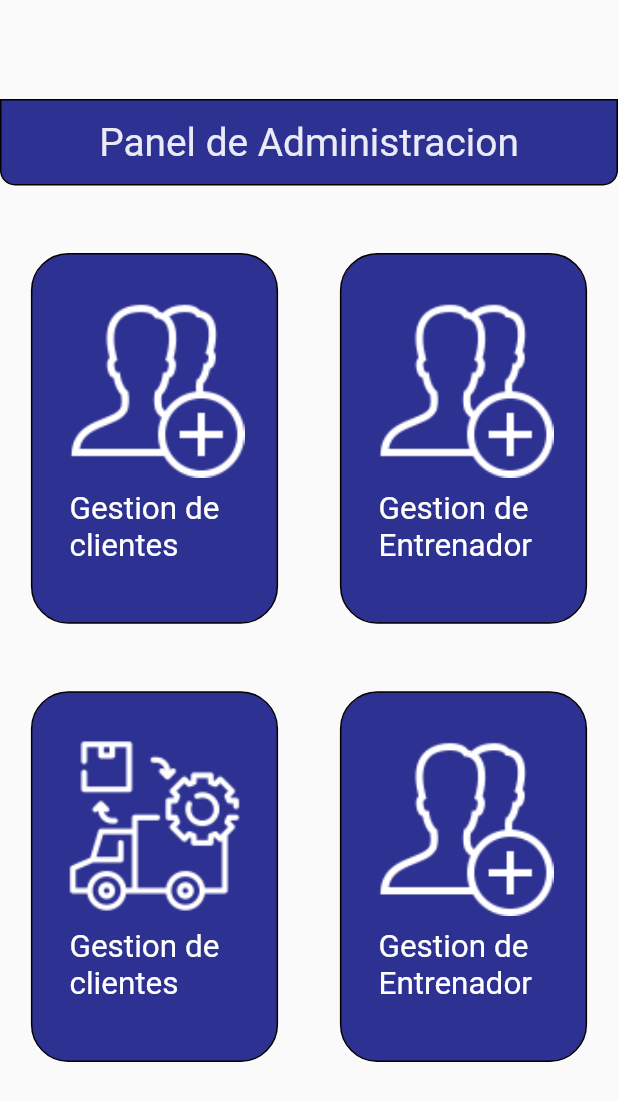
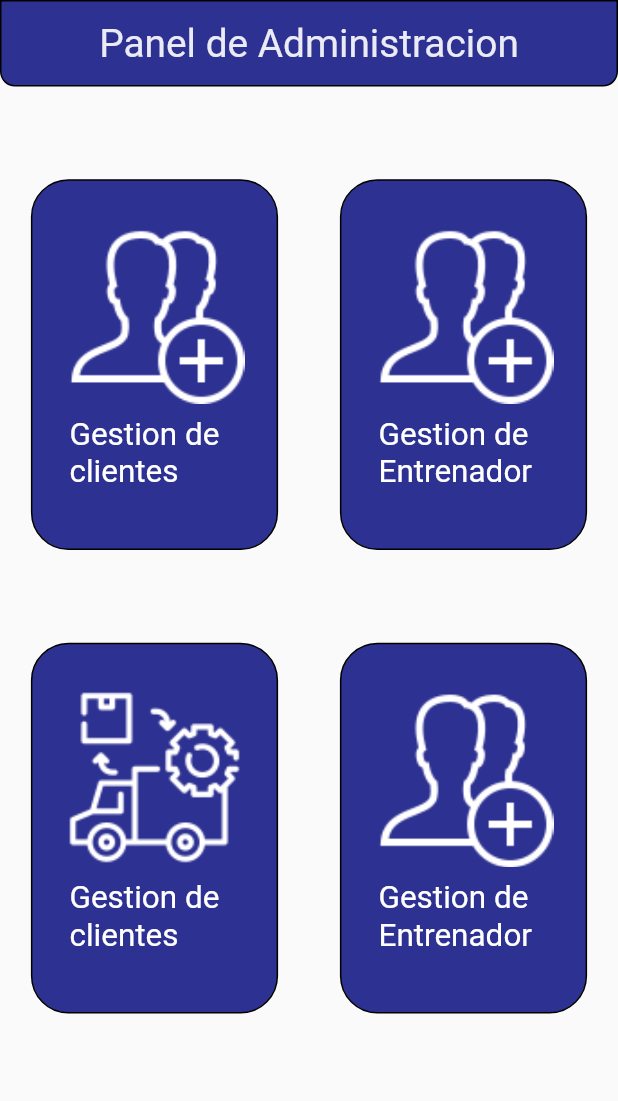
Before and after one commit to javierrrrrrrrrrrr/gym, a Flutter app: the PanelAdmin screen opened by its route, on a phone screen of 412 x 824 dp. Shown: the top 1101 px of the screen. Run offline on Flutter 3.47's test engine with Material 2 defaults, Android fonts, the phone set to English and light mode, and no system bars.

Commit message:
userpage Comleto

```diff
--- a/lib/main.dart
+++ b/lib/main.dart
@@ -1,6 +1,5 @@
 import 'package:flutter/material.dart';
-import 'package:gym/screens/home_page.dart';
-import 'package:gym/screens/panel_admin.dart';
+import 'package:gym/screens/pages.dart';
 
 void main() {
   runApp(const MyApp());
@@ -21,6 +20,7 @@ class MyApp extends StatelessWidget {
       routes: {
         'home': (BuildContext context) => const HomePage(),
         'Admin': (BuildContext context) => const PanelAdmin(),
+        'users': (BuildContext context) => const UsersPage(),
       },
     );
   }
--- /dev/null
+++ b/lib/screens/pages.dart
@@ -0,0 +1,5 @@
+export 'package:gym/screens/home_page.dart';
+
+export 'package:gym/screens/panel_admin.dart';
+
+export 'package:gym/screens/users.dart';
--- a/lib/screens/panel_admin.dart
+++ b/lib/screens/panel_admin.dart
@@ -1,4 +1,6 @@
 import 'package:flutter/material.dart';
+
+import 'package:gym/widgets/widgets.dart';
 
 class PanelAdmin extends StatelessWidget {
   const PanelAdmin({Key? key}) : super(key: key);
@@ -11,8 +13,9 @@ class PanelAdmin extends StatelessWidget {
     return Scaffold(
       body: Column(
         children: [
-          Container(
-            margin: EdgeInsets.only(top: height * 0.08),
+          SafeArea(
+            child: Container(
+              margin: EdgeInsets.zero,
               height: height * 0.07,
               width: width,
               decoration: BoxDecoration(
@@ -31,14 +34,20 @@ class PanelAdmin extends StatelessWidget {
                 ),
               ),
             ),
-          separador(),
+          ),
+          separador(height),
           Row(
             children: [
-              Carta(
+              GestureDetector(
+                onTap: () {
+                  Navigator.pushNamed(context, 'users');
+                },
+                child: Carta(
                   width: width,
                   height: height,
                   texto: "Gestion de clientes",
                   imgurl: "assets/add_user.png",
+                ),
               ),
               SizedBox(
                 width: width * 0.05,
@@ -51,7 +60,7 @@ class PanelAdmin extends StatelessWidget {
               ),
             ],
           ),
-          separador(),
+          separador(height),
           Row(
             children: [
               Carta(
@@ -77,59 +86,8 @@ class PanelAdmin extends StatelessWidget {
   }
 }
 
-Widget separador() {
-  return const SizedBox(
-    height: 45,
+Widget separador(double height) {
+  return SizedBox(
+    height: height * 0.075,
   );
 }
-
-class Carta extends StatelessWidget {
-  const Carta({
-    Key? key,
-    required this.imgurl,
-    required this.texto,
-    required this.width,
-    required this.height,
-  }) : super(key: key);
-
-  final double width;
-  final double height;
-  final String texto;
-  final String imgurl;
-
-  @override
-  Widget build(BuildContext context) {
-    return Container(
-        decoration: BoxDecoration(
-          border: Border.all(),
-          borderRadius: BorderRadius.circular(25),
-          color: const Color.fromRGBO(45, 49, 146, 1),
-        ),
-        margin: EdgeInsets.only(left: width * 0.05),
-        height: height * 0.3,
-        width: width * 0.4,
-        child: Column(
-          children: [
-            Container(
-              margin: EdgeInsets.only(top: height * 0.035),
-              height: 120,
-              width: 120,
-              child: Image(
-                image: AssetImage(imgurl),
-                color: Colors.white,
-                fit: BoxFit.cover,
-              ),
-            ),
-            Container(
-              margin: EdgeInsets.only(left: height * 0.03, top: height * 0.01),
-              child: Text(
-                texto,
-                style: const TextStyle(color: Colors.white),
-                textScaleFactor: 1.5,
-                textAlign: TextAlign.start,
-              ),
-            ),
-          ],
-        ));
-  }
-}
--- /dev/null
+++ b/lib/widgets/card.dart
@@ -0,0 +1,52 @@
+import 'package:flutter/material.dart';
+
+class Carta extends StatelessWidget {
+  const Carta({
+    Key? key,
+    required this.imgurl,
+    required this.texto,
+    required this.width,
+    required this.height,
+  }) : super(key: key);
+
+  final double width;
+  final double height;
+  final String texto;
+  final String imgurl;
+
+  @override
+  Widget build(BuildContext context) {
+    return Container(
+        decoration: BoxDecoration(
+          border: Border.all(),
+          borderRadius: BorderRadius.circular(25),
+          color: const Color.fromRGBO(45, 49, 146, 1),
+        ),
+        margin: EdgeInsets.only(left: width * 0.05),
+        height: height * 0.3,
+        width: width * 0.4,
+        child: Column(
+          children: [
+            Container(
+              margin: EdgeInsets.only(top: height * 0.035),
+              height: 120,
+              width: 120,
+              child: Image(
+                image: AssetImage(imgurl),
+                color: Colors.white,
+                fit: BoxFit.cover,
+              ),
+            ),
+            Container(
+              margin: EdgeInsets.only(left: height * 0.03, top: height * 0.01),
+              child: Text(
+                texto,
+                style: const TextStyle(color: Colors.white),
+                textScaleFactor: 1.5,
+                textAlign: TextAlign.start,
+              ),
+            ),
+          ],
+        ));
+  }
+}
--- /dev/null
+++ b/lib/widgets/widgets.dart
@@ -0,0 +1,2 @@
+export 'package:gym/widgets/card.dart';
+export 'package:gym/widgets/custom_nav.dart';
```
Also changed, not shown: lib/widgets/custom_nav.dart (added, +70 -0 lines), assets/user.png (added). Lines whose indentation alone changed are shown as unchanged.
